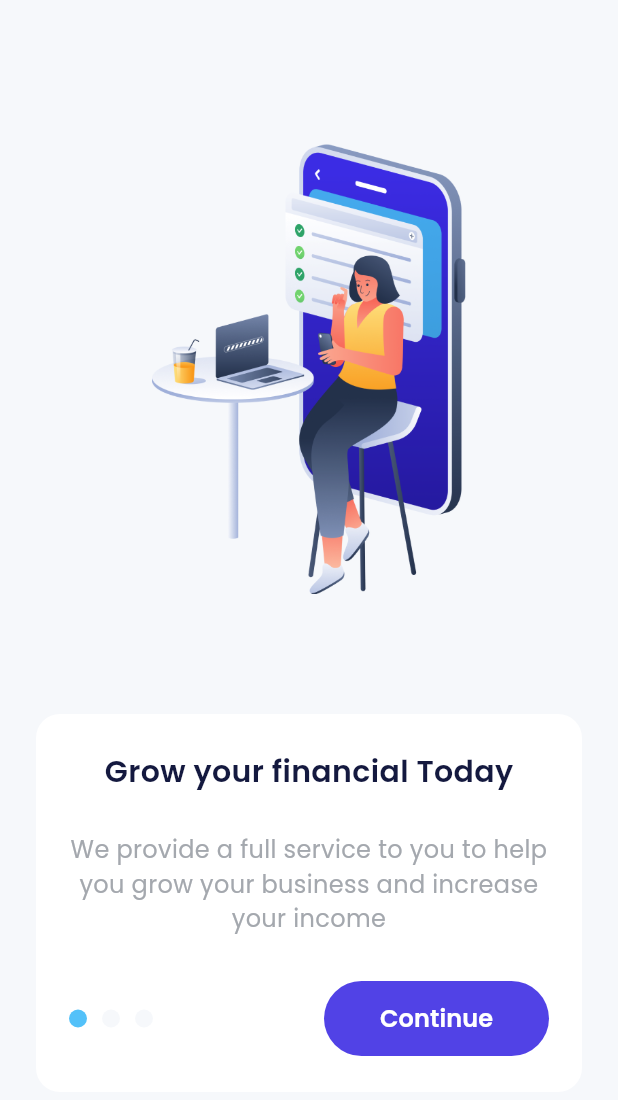
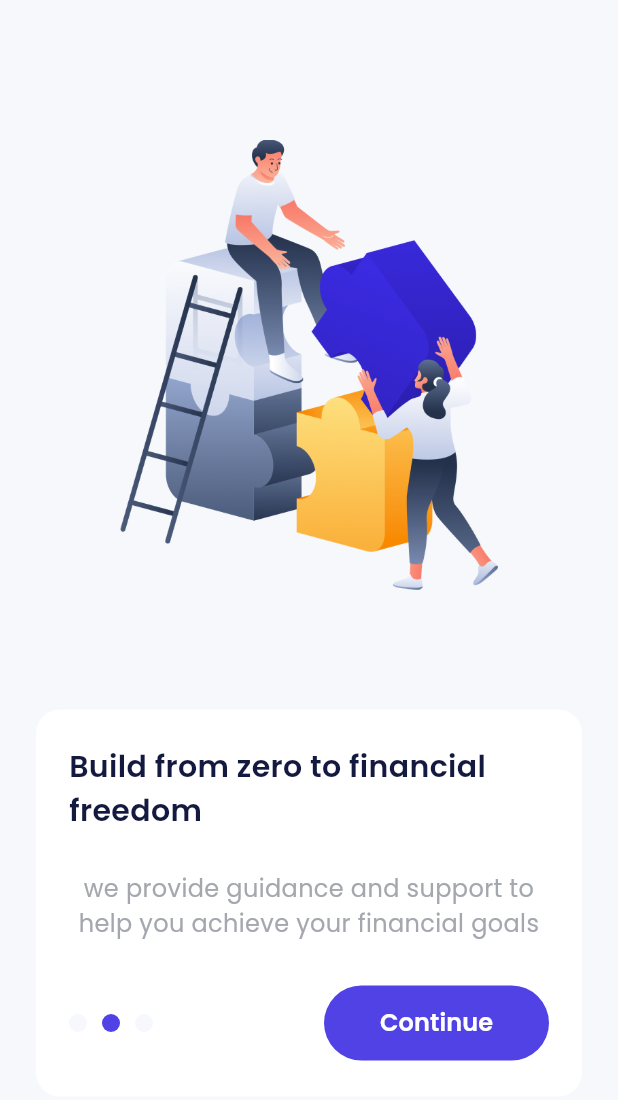
Before and after one commit to difadlyaulhaq/seamless-ewallet, a Flutter app: the screen it shows after launch, after a tap on "Continue", on a phone screen of 412 x 824 dp. Shown: the top 1100 px of the screen. Run offline on Flutter 3.47's test engine with Material 3 defaults, Android fonts, the phone set to English and light mode, and no system bars; drawn by our look-alikes of carousel_slider; our stand-ins replace firebase_core, go_router, google_fonts; accounts and stored records are empty.

Commit message:
Refactor OnboardingPage to StatefulWidget; implement carousel functionality and dynamic text updates

```diff
--- a/lib/ui/pages/onboarding_page.dart
+++ b/lib/ui/pages/onboarding_page.dart
@@ -1,10 +1,28 @@
 import 'package:carousel_slider/carousel_slider.dart';
 import 'package:flutter/material.dart';
+import 'package:go_router/go_router.dart';
 import 'package:seamless/shared/theme.dart';
 
-class OnboardingPage extends StatelessWidget {
+class OnboardingPage extends StatefulWidget {
   const OnboardingPage({super.key});
 
+  @override
+  State<OnboardingPage> createState() => _OnboardingPageState();
+}
+
+class _OnboardingPageState extends State<OnboardingPage> {
+  int currentIndex = 0;
+  CarouselSliderController carouselController = CarouselSliderController();
+  List <String> titles = [
+    "Grow your financial Today",
+    "Build from zero to financial freedom",
+    "start grow Together",
+  ];
+  List <String> subtitles = [
+    "Our mission is to help you grow your business and increase your income",
+    "we provide guidance and support to help you achieve your financial goals",
+    "We will help you to grow your business and increase your income",
+  ];
   @override
   Widget build(BuildContext context) {
     return Scaffold(
@@ -32,8 +50,13 @@ class OnboardingPage extends StatelessWidget {
                 height: 300,
                 viewportFraction: 1.0,
                 enableInfiniteScroll: false,
-
-              )
+                onPageChanged: (index, reason) {
+                  setState(() {
+                    currentIndex = index;
+                  });
+                },
+              ),
+              carouselController: carouselController,
             ),
             const SizedBox(height: 80,),
             Container(
@@ -47,7 +70,7 @@ class OnboardingPage extends StatelessWidget {
                 mainAxisAlignment: MainAxisAlignment.center,
                 children: [
                  Text(
-                  "Grow your financial Today",
+                  titles[currentIndex],
                  style: blackTextStyle.copyWith(
                  fontSize: 20,
                  fontWeight: semiBold
@@ -55,7 +78,7 @@ class OnboardingPage extends StatelessWidget {
                 ),
                 const SizedBox(height: 26),
                 Text(
-                  "We provide a full service to you to help you grow your business and increase your income",
+                  subtitles[currentIndex],
                   style: greyTextStyle.copyWith(
                     fontSize: 16,
                     fontWeight: regular,
@@ -63,6 +86,50 @@ class OnboardingPage extends StatelessWidget {
                   textAlign: TextAlign.center,
                 ),
                 const SizedBox(height: 30),
+                currentIndex == 2 ?
+                Column(
+                  children: [
+                    Text(
+                      "Get Started",
+                      style: blackTextStyle.copyWith(
+                        fontSize: 20,
+                        fontWeight: semiBold,
+                      ),
+                    ),
+                    const SizedBox(height: 10),
+                    Text(
+                      "Create your account and start your journey",
+                      style: greyTextStyle.copyWith(
+                        fontSize: 16,
+                        fontWeight: regular,
+                      ),
+                      textAlign: TextAlign.center,
+                    ),
+                    const SizedBox(height: 30),
+                    Container(
+                      width: 150,
+                      height: 50,
+                      child: TextButton(
+                        onPressed: () {
+                          context.go('/login'); // Ganti dengan route yang sesuai
+                        },
+                        style: TextButton.styleFrom(
+                          backgroundColor: purpleColor,
+                          shape: RoundedRectangleBorder(
+                            borderRadius: BorderRadius.circular(56),
+                          ),
+                        ),
+                        child: Text(
+                          "Get Started",
+                          style: whiteTextStyle.copyWith(
+                            fontSize: 16,
+                            fontWeight: semiBold,
+                          ),
+                      ),
+                    )
+                  ),
+                  ],
+                ):
                 Row(
                   mainAxisAlignment: MainAxisAlignment.start,
                   children: [
@@ -72,7 +139,7 @@ class OnboardingPage extends StatelessWidget {
                       margin: EdgeInsets.only(right: 10),
                       decoration: BoxDecoration(
                         shape: BoxShape.circle,
-                        color: blueColor,
+                        color: currentIndex == 0 ? purpleColor : lightBackgroundColor,
                       ),
                     ),
                     Container(
@@ -81,7 +148,7 @@ class OnboardingPage extends StatelessWidget {
                       margin: EdgeInsets.only(right: 10),
                       decoration: BoxDecoration(
                         shape: BoxShape.circle,
-                        color: lightBackgroundColor,
+                        color: currentIndex == 1 ? purpleColor : lightBackgroundColor,
                       ),
                     ),
                     Container(
@@ -90,7 +157,7 @@ class OnboardingPage extends StatelessWidget {
                       margin: EdgeInsets.only(right: 10),
                       decoration: BoxDecoration(
                         shape: BoxShape.circle,
-                        color: lightBackgroundColor,
+                        color: currentIndex == 2 ? purpleColor : lightBackgroundColor,
                       ),
                     ),
                     const Spacer(),
@@ -98,7 +165,12 @@ class OnboardingPage extends StatelessWidget {
                       width: 150,
                       height: 50,
                       child: TextButton(
-                        onPressed: () {},
+                        onPressed: () {
+                          carouselController.nextPage(
+                            duration: const Duration(milliseconds: 500),
+                            curve: Curves.easeIn,
+                          );
+                        },
                         style: TextButton.styleFrom(
                           backgroundColor: purpleColor,
                           shape: RoundedRectangleBorder(
```
